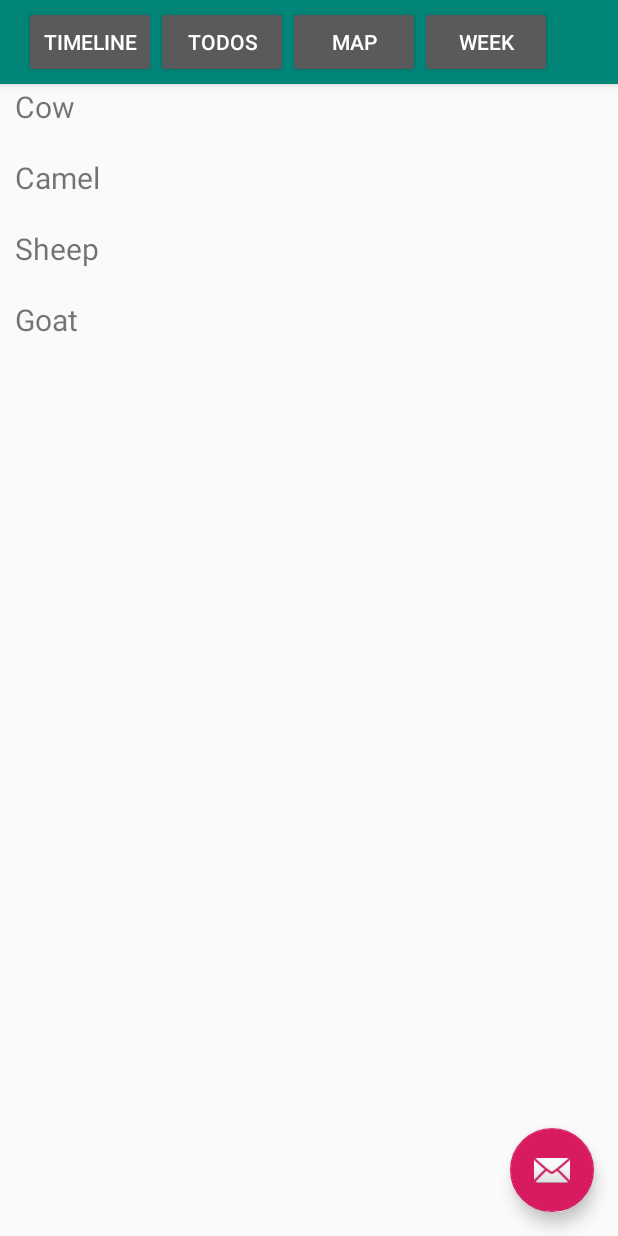
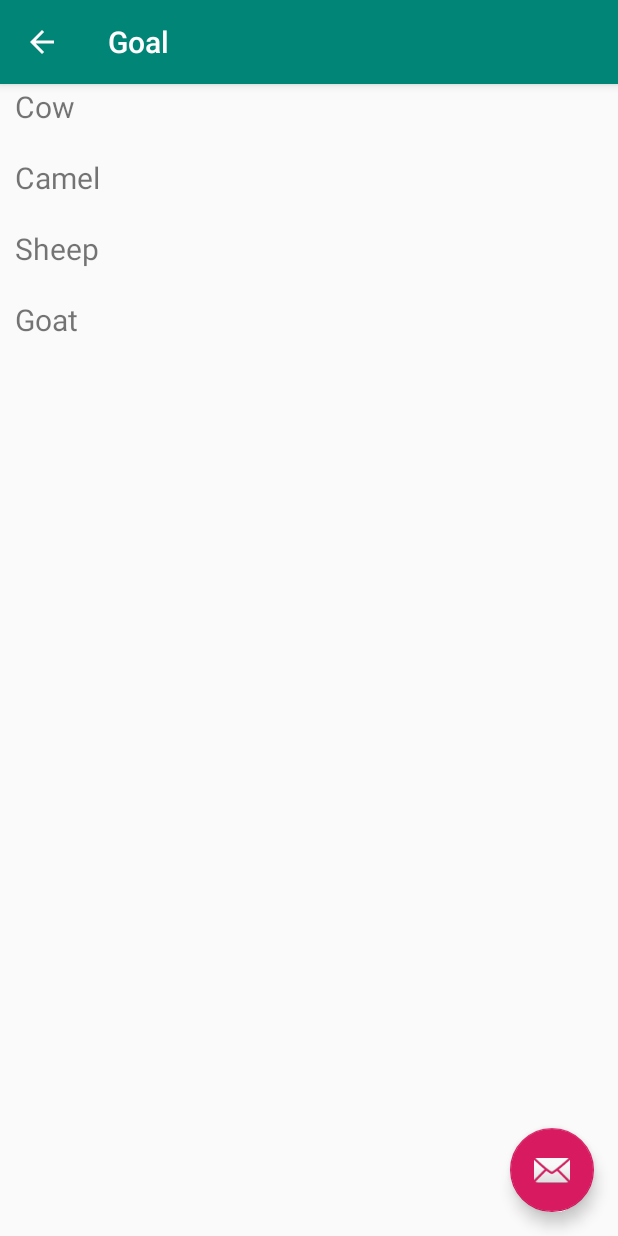
Before and after one commit to player1s/ChecklistExtendedNew, an Android app: the timeLine screen opened directly, with no data from a screen before it, after a tap on "Cow", on a phone screen of 412 x 824 dp. Run offline under Robolectric (Android 15) with nearby library versions, the phone set to English and light mode, and no system bars.

Commit message:
added goal screen

```diff
--- a/app/src/main/AndroidManifest.xml
+++ b/app/src/main/AndroidManifest.xml
@@ -9,6 +9,15 @@
         android:roundIcon="@mipmap/ic_launcher_round"
         android:supportsRtl="true"
         android:theme="@style/AppTheme">
+        <activity
+            android:name=".Goal"
+            android:label="@string/title_activity_goal"
+            android:parentActivityName=".timeLine"
+            android:theme="@style/AppTheme.NoActionBar">
+            <meta-data
+                android:name="android.support.PARENT_ACTIVITY"
+                android:value="com.example.checklistextended.timeLine" />
+        </activity>
         <activity
             android:name=".MainActivity"
             android:label="@string/app_name"
@@ -22,17 +31,15 @@
         <activity
             android:name=".mapOfUnderstanding"
             android:label="@string/app_name"
-            android:theme="@style/AppTheme.NoActionBar"></activity>
+            android:theme="@style/AppTheme.NoActionBar" />
         <activity
             android:name=".timeLine"
             android:label="@string/app_name"
-            android:theme="@style/AppTheme.NoActionBar"></activity>
+            android:theme="@style/AppTheme.NoActionBar" />
         <activity
             android:name=".weekPlan"
             android:label="@string/app_name"
-            android:theme="@style/AppTheme.NoActionBar"></activity>
-
-
+            android:theme="@style/AppTheme.NoActionBar" />
     </application>
 
 </manifest>
--- /dev/null
+++ b/app/src/main/java/com/example/checklistextended/Goal.java
@@ -0,0 +1,66 @@
+package com.example.checklistextended;
+
+import android.os.Bundle;
+
+import com.google.android.material.floatingactionbutton.FloatingActionButton;
+import com.google.android.material.snackbar.Snackbar;
+
+import androidx.appcompat.app.AppCompatActivity;
+import androidx.appcompat.widget.Toolbar;
+import androidx.recyclerview.widget.LinearLayoutManager;
+import androidx.recyclerview.widget.RecyclerView;
+
+import android.view.View;
+import android.widget.Toast;
+
+import java.util.ArrayList;
+
+public class Goal extends AppCompatActivity implements mouRWAdapter.ItemClickListener{
+
+    mouRWAdapter adapter;
+
+    @Override
+    protected void onCreate(Bundle savedInstanceState) {
+        super.onCreate(savedInstanceState);
+        setContentView(R.layout.activity_goal);
+
+        // data to populate the RecyclerView with
+        ArrayList<String> animalNames = new ArrayList<>();
+        animalNames.add("Horse");
+        animalNames.add("Cow");
+        animalNames.add("Camel");
+        animalNames.add("Sheep");
+        animalNames.add("Goat");
+
+        // set up the RecyclerView
+        RecyclerView recyclerView = findViewById(R.id.rvInGoal);
+        recyclerView.setLayoutManager(new LinearLayoutManager(this));
+        adapter = new mouRWAdapter(this, animalNames);
+        adapter.setClickListener(this);
+        recyclerView.setAdapter(adapter);
+
+        Toolbar toolbar = findViewById(R.id.toolbar);
+        setSupportActionBar(toolbar);
+
+        FloatingActionButton fab = findViewById(R.id.fab);
+        fab.setOnClickListener(new View.OnClickListener() {
+            @Override
+            public void onClick(View view) {
+                Snackbar.make(view, "Replace with your own action", Snackbar.LENGTH_LONG)
+                        .setAction("Action", null).show();
+            }
+        });
+        getSupportActionBar().setDisplayHomeAsUpEnabled(true);
+    }
+
+
+    public mouRWAdapter getAdapter(){
+        return adapter;
+    }
+
+    @Override
+    public void onItemClick(View view, int position) {
+        Toast.makeText(this, "You clicked " + adapter.getItem(position) + " on row number " + position, Toast.LENGTH_SHORT).show();
+    }
+
+}
--- a/app/src/main/java/com/example/checklistextended/MainActivity.java
+++ b/app/src/main/java/com/example/checklistextended/MainActivity.java
@@ -110,5 +110,6 @@ public class MainActivity extends AppCompatActivity implements mouRWAdapter.Item
     @Override
     public void onItemClick(View view, int position) {
         Toast.makeText(this, "You clicked " + adapter.getItem(position) + " on row number " + position, Toast.LENGTH_SHORT).show();
+
     }
 }
--- a/app/src/main/java/com/example/checklistextended/timeLine.java
+++ b/app/src/main/java/com/example/checklistextended/timeLine.java
@@ -87,6 +87,7 @@ public class timeLine extends AppCompatActivity implements mouRWAdapter.ItemClic
 
     @Override
     public void onItemClick(View view, int position) {
-        Toast.makeText(this, "You clicked " + adapter.getItem(position) + " on row number " + position, Toast.LENGTH_SHORT).show();
-    }
+        Intent intent = new Intent(view.getContext(), Goal.class);
+        startActivity(intent);
+        }
 }
--- /dev/null
+++ b/app/src/main/res/layout/activity_goal.xml
@@ -0,0 +1,36 @@
+<?xml version="1.0" encoding="utf-8"?>
+<androidx.coordinatorlayout.widget.CoordinatorLayout xmlns:android="http://schemas.android.com/apk/res/android"
+    xmlns:app="http://schemas.android.com/apk/res-auto"
+    xmlns:tools="http://schemas.android.com/tools"
+    android:layout_width="match_parent"
+    android:layout_height="match_parent"
+    tools:context=".Goal">
+
+    <com.google.android.material.appbar.AppBarLayout
+        android:layout_width="match_parent"
+        android:layout_height="wrap_content"
+        android:theme="@style/AppTheme.AppBarOverlay">
+
+        <androidx.appcompat.widget.Toolbar
+            android:id="@+id/toolbar"
+            android:layout_width="match_parent"
+            android:layout_height="?attr/actionBarSize"
+            android:background="?attr/colorPrimary"
+            app:popupTheme="@style/AppTheme.PopupOverlay" />
+
+    </com.google.android.material.appbar.AppBarLayout>
+
+    <androidx.recyclerview.widget.RecyclerView
+        android:id="@+id/rvInGoal"
+        android:layout_width="match_parent"
+        android:layout_height="match_parent"/>
+
+    <com.google.android.material.floatingactionbutton.FloatingActionButton
+        android:id="@+id/fab"
+        android:layout_width="wrap_content"
+        android:layout_height="wrap_content"
+        android:layout_gravity="bottom|end"
+        android:layout_margin="@dimen/fab_margin"
+        app:srcCompat="@android:drawable/ic_dialog_email" />
+
+</androidx.coordinatorlayout.widget.CoordinatorLayout>
--- a/app/src/main/res/values/strings.xml
+++ b/app/src/main/res/values/strings.xml
@@ -2,4 +2,5 @@
     <string name="app_name">ChecklistExtended</string>
     <string name="action_settings">Settings</string>
     <string name="title_activity_main2">Main2Activity</string>
+    <string name="title_activity_goal">Goal</string>
 </resources>
```
